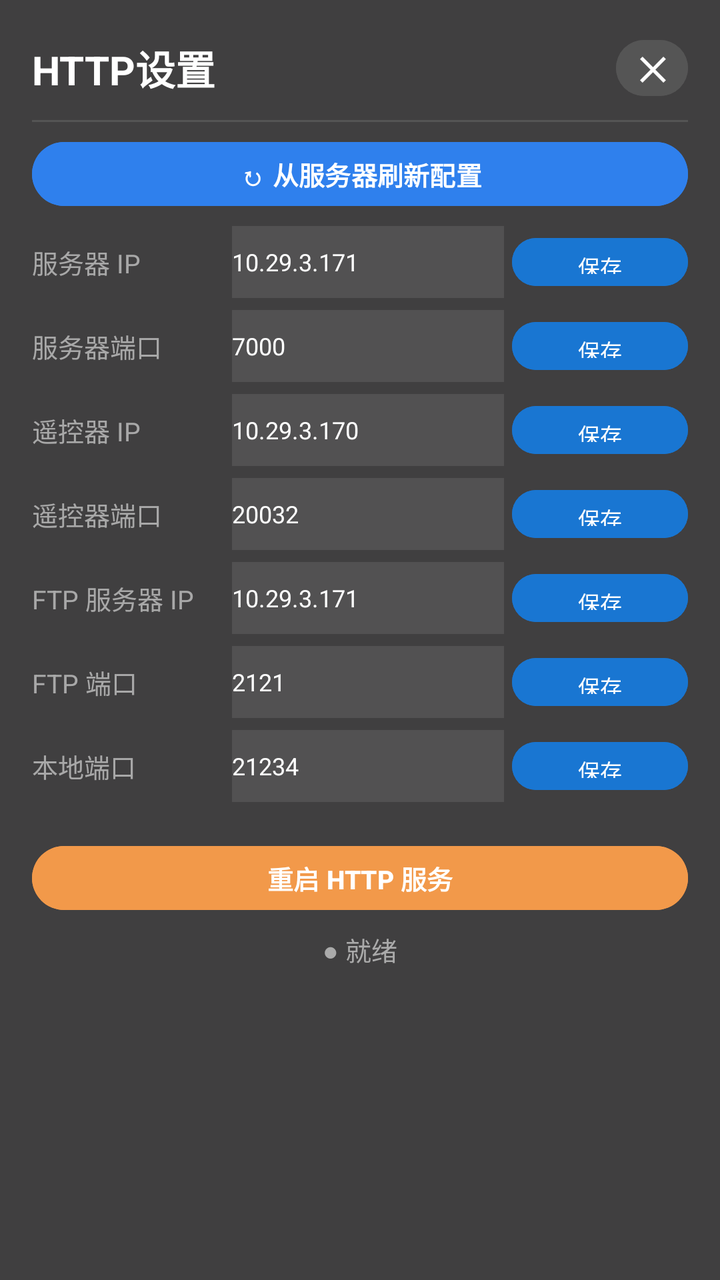
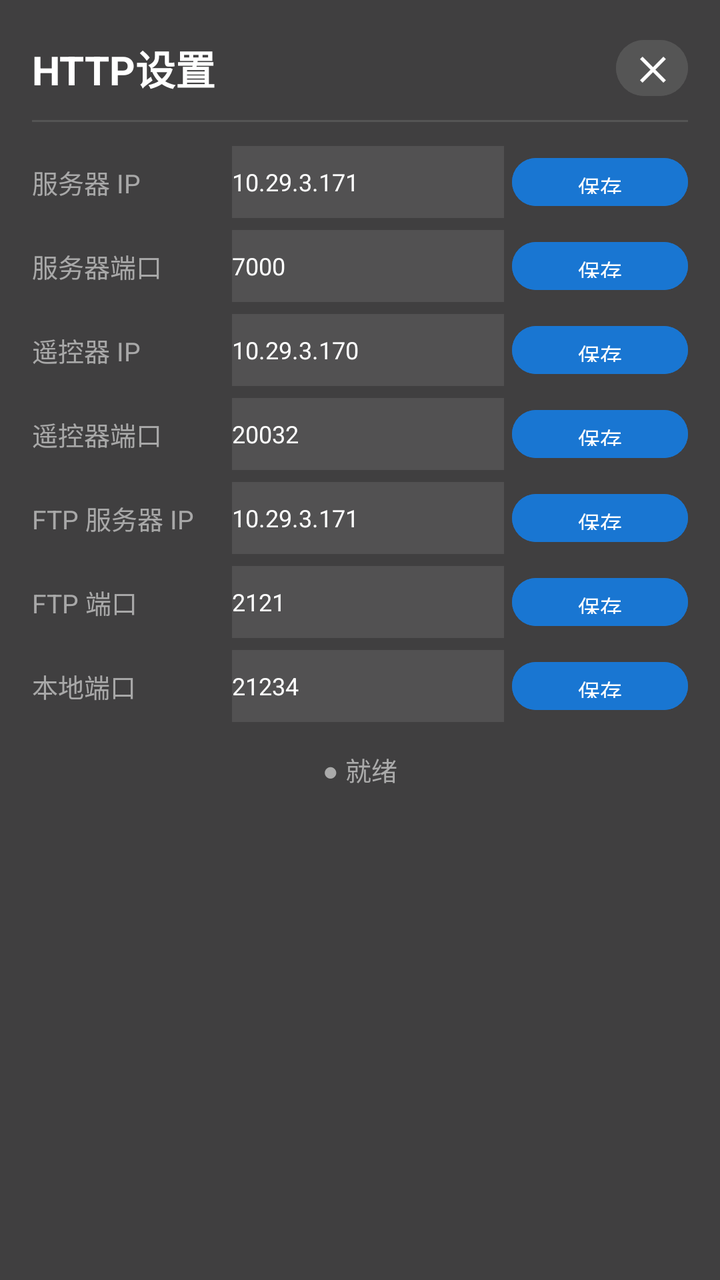

The first picture is an Android layout as it rendered before a commit; the second is the same layout after the commit. The layout source and the unified diff follow.
<!-- AndroidManifest.xml: application theme Theme.MSDKSample -->
<!-- res/layout/dialog_settings.xml -->
<?xml version="1.0" encoding="utf-8"?>
<LinearLayout xmlns:android="http://schemas.android.com/apk/res/android"
    android:layout_width="380dp"
    android:layout_height="wrap_content"
    android:background="#EE333333"
    android:orientation="vertical"
    android:padding="16dp">

    
    <LinearLayout
        android:layout_width="match_parent"
        android:layout_height="wrap_content"
        android:gravity="center_vertical"
        android:orientation="horizontal">

        <TextView
            android:layout_width="0dp"
            android:layout_height="wrap_content"
            android:layout_weight="1"
            android:text="HTTP设置"
            android:textColor="#FFFFFF"
            android:textSize="20sp"
            android:textStyle="bold" />

        <Button
            android:id="@+id/btnSettingsClose"
            android:layout_width="36dp"
            android:layout_height="36dp"
            android:backgroundTint="#555555"
            android:padding="0dp"
            android:text="✕"
            android:textColor="#FFFFFF"
            android:textSize="16sp"
            android:textStyle="bold" />
    </LinearLayout>

    <View
        android:layout_width="match_parent"
        android:layout_height="1dp"
        android:layout_marginTop="8dp"
        android:background="#555555" />

    <ScrollView
        android:layout_width="match_parent"
        android:layout_height="wrap_content"
        android:layout_marginTop="6dp"
        android:fillViewport="true">

        <LinearLayout
            android:layout_width="match_parent"
            android:layout_height="wrap_content"
            android:orientation="vertical">

            
            <Button
                android:id="@+id/btnSettingsRefresh"
                android:layout_width="match_parent"
                android:layout_height="40dp"
                android:backgroundTint="#2F80ED"
                android:text="↻ 从服务器刷新配置"
                android:textColor="#FFFFFF"
                android:textSize="13sp"
                android:textStyle="bold" />

            
            <LinearLayout
                android:layout_width="match_parent"
                android:layout_height="wrap_content"
                android:layout_marginTop="6dp"
                android:gravity="center_vertical"
                android:orientation="horizontal">
                <TextView
                    android:layout_width="100dp"
                    android:layout_height="wrap_content"
                    android:text="服务器 IP"
                    android:textColor="#AADDDDDD"
                    android:textSize="13sp" />
                <EditText
                    android:id="@+id/etServerIp"
                    android:layout_width="0dp"
                    android:layout_height="36dp"
                    android:layout_weight="1"
                    android:background="#DD555555"
                    android:hint="10.29.3.171"
                    android:text="10.29.3.171"
                    android:textColor="#FFFFFF"
                    android:textColorHint="#88FFFFFF"
                    android:textSize="12sp" />
                <Button
                    android:id="@+id/btnServerIp"
                    android:layout_width="wrap_content"
                    android:layout_height="32dp"
                    android:layout_marginStart="4dp"
                    android:backgroundTint="#1976D2"
                    android:paddingStart="10dp"
                    android:paddingEnd="10dp"
                    android:text="保存"
                    android:textColor="#FFFFFF"
                    android:textSize="11sp" />
            </LinearLayout>

            
            <LinearLayout
                android:layout_width="match_parent"
                android:layout_height="wrap_content"
                android:layout_marginTop="6dp"
                android:gravity="center_vertical"
                android:orientation="horizontal">
                <TextView
                    android:layout_width="100dp"
                    android:layout_height="wrap_content"
                    android:text="服务器端口"
                    android:textColor="#AADDDDDD"
                    android:textSize="13sp" />
                <EditText
                    android:id="@+id/etServerPort"
                    android:layout_width="0dp"
                    android:layout_height="36dp"
                    android:layout_weight="1"
                    android:background="#DD555555"
                    android:hint="7000"
                    android:text="7000"
                    android:textColor="#FFFFFF"
                    android:textColorHint="#88FFFFFF"
                    android:textSize="12sp"
                    android:inputType="number" />
                <Button
                    android:id="@+id/btnServerPort"
                    android:layout_width="wrap_content"
                    android:layout_height="32dp"
                    android:layout_marginStart="4dp"
                    android:backgroundTint="#1976D2"
                    android:paddingStart="10dp"
                    android:paddingEnd="10dp"
                    android:text="保存"
                    android:textColor="#FFFFFF"
                    android:textSize="11sp" />
            </LinearLayout>

            
            <LinearLayout
                android:layout_width="match_parent"
                android:layout_height="wrap_content"
                android:layout_marginTop="6dp"
                android:gravity="center_vertical"
                android:orientation="horizontal">
                <TextView
                    android:layout_width="100dp"
                    android:layout_height="wrap_content"
                    android:text="遥控器 IP"
                    android:textColor="#AADDDDDD"
                    android:textSize="13sp" />
                <EditText
                    android:id="@+id/etRemoteCtrlIp"
                    android:layout_width="0dp"
                    android:layout_height="36dp"
                    android:layout_weight="1"
                    android:background="#DD555555"
                    android:hint="10.29.3.170"
                    android:text="10.29.3.170"
                    android:textColor="#FFFFFF"
                    android:textColorHint="#88FFFFFF"
                    android:textSize="12sp" />
                <Button
                    android:id="@+id/btnRemoteCtrlIp"
                    android:layout_width="wrap_content"
                    android:layout_height="32dp"
                    android:layout_marginStart="4dp"
                    android:backgroundTint="#1976D2"
                    android:paddingStart="10dp"
                    android:paddingEnd="10dp"
                    android:text="保存"
                    android:textColor="#FFFFFF"
                    android:textSize="11sp" />
            </LinearLayout>

            
            <LinearLayout
                android:layout_width="match_parent"
                android:layout_height="wrap_content"
                android:layout_marginTop="6dp"
                android:gravity="center_vertical"
                android:orientation="horizontal">
                <TextView
                    android:layout_width="100dp"
                    android:layout_height="wrap_content"
                    android:text="遥控器端口"
                    android:textColor="#AADDDDDD"
                    android:textSize="13sp" />
                <EditText
                    android:id="@+id/etRemoteCtrlPort"
                    android:layout_width="0dp"
                    android:layout_height="36dp"
                    android:layout_weight="1"
                    android:background="#DD555555"
                    android:hint="20032"
                    android:text="20032"
                    android:textColor="#FFFFFF"
                    android:textColorHint="#88FFFFFF"
                    android:textSize="12sp"
                    android:inputType="number" />
                <Button
                    android:id="@+id/btnRemoteCtrlPort"
                    android:layout_width="wrap_content"
                    android:layout_height="32dp"
                    android:layout_marginStart="4dp"
                    android:backgroundTint="#1976D2"
                    android:paddingStart="10dp"
                    android:paddingEnd="10dp"
                    android:text="保存"
                    android:textColor="#FFFFFF"
                    android:textSize="11sp" />
            </LinearLayout>

            
            <LinearLayout
                android:layout_width="match_parent"
                android:layout_height="wrap_content"
                android:layout_marginTop="6dp"
                android:gravity="center_vertical"
                android:orientation="horizontal">
                <TextView
                    android:layout_width="100dp"
                    android:layout_height="wrap_content"
                    android:text="FTP 服务器 IP"
                    android:textColor="#AADDDDDD"
                    android:textSize="13sp" />
                <EditText
                    android:id="@+id/etFtpServerIp"
                    android:layout_width="0dp"
                    android:layout_height="36dp"
                    android:layout_weight="1"
                    android:background="#DD555555"
                    android:hint="10.29.3.171"
                    android:text="10.29.3.171"
                    android:textColor="#FFFFFF"
                    android:textColorHint="#88FFFFFF"
                    android:textSize="12sp" />
                <Button
                    android:id="@+id/btnFtpServerIp"
                    android:layout_width="wrap_content"
                    android:layout_height="32dp"
                    android:layout_marginStart="4dp"
                    android:backgroundTint="#1976D2"
                    android:paddingStart="10dp"
                    android:paddingEnd="10dp"
                    android:text="保存"
                    android:textColor="#FFFFFF"
                    android:textSize="11sp" />
            </LinearLayout>

            
            <LinearLayout
                android:layout_width="match_parent"
                android:layout_height="wrap_content"
                android:layout_marginTop="6dp"
                android:gravity="center_vertical"
                android:orientation="horizontal">
                <TextView
                    android:layout_width="100dp"
                    android:layout_height="wrap_content"
                    android:text="FTP 端口"
                    android:textColor="#AADDDDDD"
                    android:textSize="13sp" />
                <EditText
                    android:id="@+id/etFtpServerPort"
                    android:layout_width="0dp"
                    android:layout_height="36dp"
                    android:layout_weight="1"
                    android:background="#DD555555"
                    android:hint="2121"
                    android:text="2121"
                    android:textColor="#FFFFFF"
                    android:textColorHint="#88FFFFFF"
                    android:textSize="12sp"
                    android:inputType="number" />
                <Button
                    android:id="@+id/btnFtpServerPort"
                    android:layout_width="wrap_content"
                    android:layout_height="32dp"
                    android:layout_marginStart="4dp"
                    android:backgroundTint="#1976D2"
                    android:paddingStart="10dp"
                    android:paddingEnd="10dp"
                    android:text="保存"
                    android:textColor="#FFFFFF"
                    android:textSize="11sp" />
            </LinearLayout>

            
            <LinearLayout
                android:layout_width="match_parent"
                android:layout_height="wrap_content"
                android:layout_marginTop="6dp"
                android:layout_marginBottom="8dp"
                android:gravity="center_vertical"
                android:orientation="horizontal">
                <TextView
                    android:layout_width="100dp"
                    android:layout_height="wrap_content"
                    android:text="本地端口"
                    android:textColor="#AADDDDDD"
                    android:textSize="13sp" />
                <EditText
                    android:id="@+id/etLocalPort"
                    android:layout_width="0dp"
                    android:layout_height="36dp"
                    android:layout_weight="1"
                    android:background="#DD555555"
                    android:hint="21234"
                    android:text="21234"
                    android:textColor="#FFFFFF"
                    android:textColorHint="#88FFFFFF"
                    android:textSize="12sp"
                    android:inputType="number" />
                <Button
                    android:id="@+id/btnLocalPort"
                    android:layout_width="wrap_content"
                    android:layout_height="32dp"
                    android:layout_marginStart="4dp"
                    android:backgroundTint="#1976D2"
                    android:paddingStart="10dp"
                    android:paddingEnd="10dp"
                    android:text="保存"
                    android:textColor="#FFFFFF"
                    android:textSize="11sp" />
            </LinearLayout>

            
            <Button
                android:id="@+id/btnSettingsRestartHttp"
                android:layout_width="match_parent"
                android:layout_height="40dp"
                android:layout_marginTop="10dp"
                android:backgroundTint="#F2994A"
                android:text="重启 HTTP 服务"
                android:textColor="#FFFFFF"
                android:textSize="13sp"
                android:textStyle="bold" />

        </LinearLayout>
    </ScrollView>

    <TextView
        android:id="@+id/tvSettingsStatus"
        android:layout_width="match_parent"
        android:layout_height="wrap_content"
        android:layout_marginTop="6dp"
        android:gravity="center"
        android:text="● 就绪"
        android:textColor="#AAAAAA"
        android:textSize="13sp" />

</LinearLayout>
<!-- resources referenced by this layout -->
<resources>
  <style name="Theme.MSDKSample" parent="Base.Theme.MSDKSample" />
  <style name="Base.Theme.MSDKSample" parent="Theme.Material3.DayNight.NoActionBar">
          
          
      </style>
</resources>

<!-- the commit's change to res/layout/dialog_settings.xml (unified diff, before → after) -->
@@ -52,17 +52,6 @@
             android:orientation="vertical">
 
             
-            <Button
-                android:id="@+id/btnSettingsRefresh"
-                android:layout_width="match_parent"
-                android:layout_height="40dp"
-                android:backgroundTint="#2F80ED"
-                android:text="↻ 从服务器刷新配置"
-                android:textColor="#FFFFFF"
-                android:textSize="13sp"
-                android:textStyle="bold" />
-
-            
             <LinearLayout
                 android:layout_width="match_parent"
                 android:layout_height="wrap_content"
@@ -326,19 +315,7 @@
                     android:textSize="11sp" />
             </LinearLayout>
 
-            
-            <Button
-                android:id="@+id/btnSettingsRestartHttp"
-                android:layout_width="match_parent"
-                android:layout_height="40dp"
-                android:layout_marginTop="10dp"
-                android:backgroundTint="#F2994A"
-                android:text="重启 HTTP 服务"
-                android:textColor="#FFFFFF"
-                android:textSize="13sp"
-                android:textStyle="bold" />
-
-        </LinearLayout>
+            </LinearLayout>
     </ScrollView>
 
     <TextView
